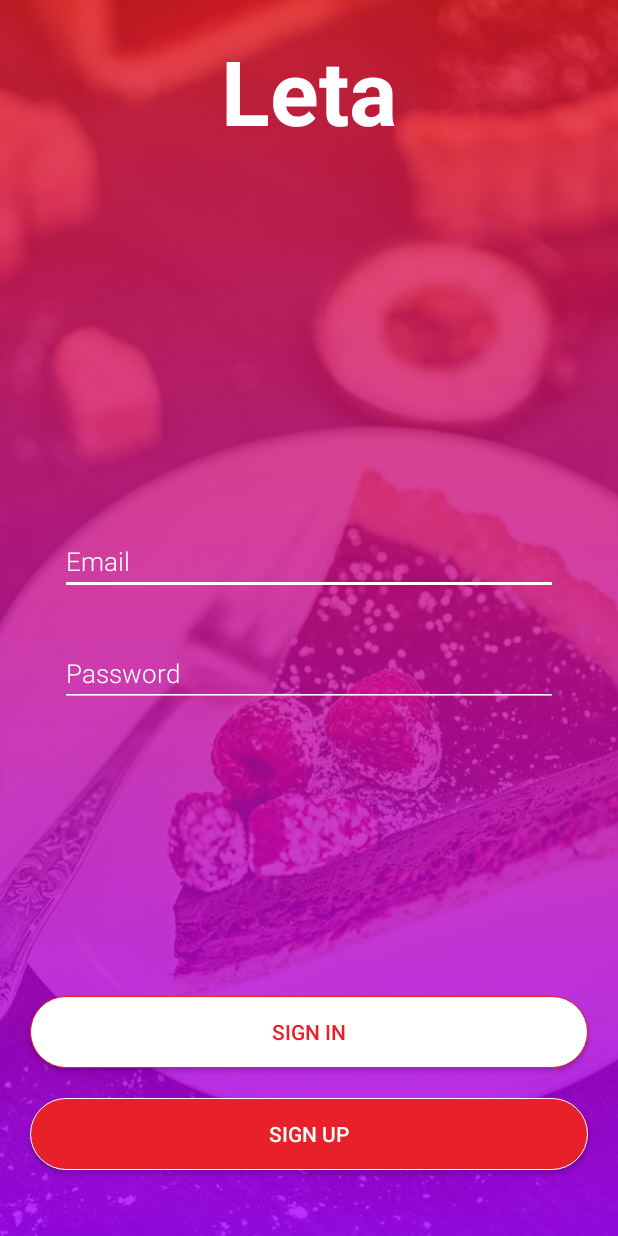
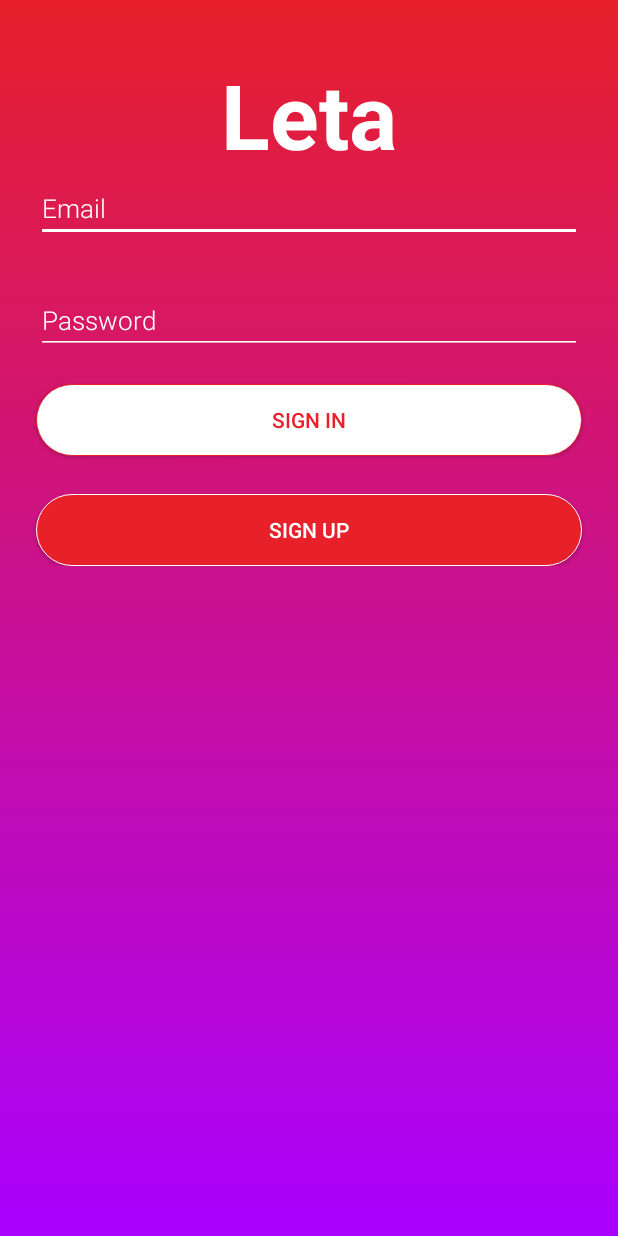
Before and after one commit to kimani-mbuguah/Leta, an Android app: the ClientLoginActivity screen opened directly, with no data from a screen before it, on a phone screen of 412 x 824 dp. Run offline under Robolectric (Android 15) with nearby library versions, the phone set to English and light mode, and no system bars; our stand-ins replace Firebase (no records; nobody signed in at launch, a user with empty details on screens opened directly).

Commit message:
implement firebase login with email and password system and toast error messages to the actual message

```diff
--- a/app/src/main/java/com/africastalking/leta/ClientSignUpActivity.java
+++ b/app/src/main/java/com/africastalking/leta/ClientSignUpActivity.java
@@ -147,14 +147,15 @@ public class ClientSignUpActivity extends AppCompatActivity {
                     public void onComplete(@NonNull Task<AuthResult> task) {
                         if (task.isSuccessful()){
                             //signed in successfully
+                            showProgress(false);
                             Toast.makeText(ClientSignUpActivity.this,"Account created successfully",Toast.LENGTH_LONG).show();
                             FirebaseUser user = mAuth.getCurrentUser();
                             Intent clientMainActivityIntent = new Intent(ClientSignUpActivity.this, ClientMainActivity.class);
                             clientMainActivityIntent.putExtra("client_id", user);
                             startActivity(clientMainActivityIntent);
+                        }else{
                             showProgress(false);
-                        }else{
-                            Toast.makeText(ClientSignUpActivity.this, "Action unsuccessful. Check your internet connection and try again", Toast.LENGTH_LONG).show();
+                            Toast.makeText(ClientSignUpActivity.this, task.getException().getMessage(), Toast.LENGTH_LONG).show();
                         }
                     }
                 });
--- a/app/src/main/res/layout/activity_client_login.xml
+++ b/app/src/main/res/layout/activity_client_login.xml
@@ -1,34 +1,49 @@
 <?xml version="1.0" encoding="utf-8"?>
-<android.support.constraint.ConstraintLayout xmlns:android="http://schemas.android.com/apk/res/android"
+<LinearLayout xmlns:android="http://schemas.android.com/apk/res/android"
     xmlns:tools="http://schemas.android.com/tools"
     android:layout_width="match_parent"
     android:layout_height="match_parent"
-    android:background="@drawable/welcomebg"
-    tools:context=".ClientLoginActivity">
+    android:gravity="center_horizontal"
+    android:orientation="vertical"
+    android:paddingLeft="@dimen/activity_horizontal_margin"
+    android:paddingTop="@dimen/activity_vertical_margin"
+    android:paddingRight="@dimen/activity_horizontal_margin"
+    android:paddingBottom="@dimen/activity_vertical_margin"
+    android:background="@drawable/gradient_bg"
+    tools:context=".ClientSignUpActivity">
 
-    <RelativeLayout
+
+
+    <!-- Login progress -->
+    <ProgressBar
+        android:id="@+id/client_login_progress_bar"
+        style="?android:attr/progressBarStyleLarge"
+        android:layout_width="wrap_content"
+        android:layout_height="wrap_content"
+        android:layout_marginBottom="8dp"
+        android:visibility="gone" />
+
+    <ScrollView
+        android:id="@+id/client_login_form"
         android:layout_width="match_parent"
-        android:layout_height="match_parent"
-        tools:layout_editor_absoluteX="0dp"
-        tools:layout_editor_absoluteY="198dp">
-
-        <View
-            android:layout_width="match_parent"
-            android:layout_height="match_parent"
-            android:layout_alignParentEnd="true"
-            android:layout_marginEnd="0dp"
-            android:alpha="0.8"
-            android:background="@drawable/gradient_bg" />
-
-        <RelativeLayout
+        android:layout_height="match_parent">
+        <LinearLayout
+            android:id="@+id/email_login_form"
             android:layout_width="match_parent"
             android:layout_height="wrap_content"
-            android:layout_centerVertical="true"
-            android:layout_marginLeft="40dp"
-            android:layout_marginRight="40dp">
-
+            android:orientation="vertical">
+            <TextView
+                android:layout_width="wrap_content"
+                android:layout_height="wrap_content"
+                android:layout_centerHorizontal="true"
+                android:layout_gravity="center"
+                android:layout_marginTop="20dp"
+                android:text="Leta"
+                android:textColor="@color/colorWhite"
+                android:textSize="60sp"
+                android:textStyle="bold" />
             <EditText
-                android:id="@+id/emailinput"
+                android:id="@+id/client_login_email"
                 android:layout_width="match_parent"
                 android:layout_height="wrap_content"
                 android:backgroundTint="@color/colorWhite"
@@ -37,14 +52,19 @@
                 android:inputType="textEmailAddress"
                 android:textColor="@color/colorWhite"
                 android:textColorHint="@color/colorWhite"
-                android:textSize="17sp" />
+                android:textSize="17sp"
+                android:layout_marginStart="8dp"
+                android:layout_marginEnd="8dp"
+                />
 
             <EditText
-                android:id="@+id/passwordinput"
+                android:id="@+id/client_login_password"
                 android:layout_width="match_parent"
                 android:layout_height="wrap_content"
-                android:layout_below="@id/emailinput"
+                android:layout_below="@id/client_login_email"
+                android:layout_marginStart="8dp"
                 android:layout_marginTop="30dp"
+                android:layout_marginEnd="8dp"
                 android:backgroundTint="@color/colorWhite"
                 android:fontFamily="sans-serif-light"
                 android:hint="Password"
@@ -52,42 +72,29 @@
                 android:textColor="@color/colorWhite"
                 android:textColorHint="@color/colorWhite"
                 android:textSize="17sp" />
-        </RelativeLayout>
+            <Button
+                android:id="@+id/btnClientSignIn"
+                android:layout_width="match_parent"
+                android:layout_height="wrap_content"
+                android:layout_marginStart="8dp"
+                android:layout_marginEnd="8dp"
+                android:layout_marginTop="20dp"
+                android:layout_marginBottom="20dp"
+                android:background="@drawable/button_white"
+                android:text="Sign In"
+                android:textColor="@color/colorPrimary" />
 
-        <TextView
-            android:layout_width="wrap_content"
-            android:layout_height="wrap_content"
-            android:layout_centerHorizontal="true"
-            android:layout_gravity="center"
-            android:layout_marginTop="20dp"
-            android:text="Leta"
-            android:textColor="@color/colorWhite"
-            android:textSize="60sp"
-            android:textStyle="bold" />
-
-        <Button
-            android:id="@+id/btnClientSignIn"
-            android:layout_width="match_parent"
-            android:layout_height="wrap_content"
-            android:layout_alignParentBottom="true"
-            android:layout_marginLeft="20dp"
-            android:layout_marginRight="20dp"
-            android:layout_marginBottom="112dp"
-            android:background="@drawable/button_white"
-            android:text="Sign In"
-            android:textColor="@color/colorPrimary" />
-
-        <Button
-            android:id="@+id/btnClientSignUP"
-            android:layout_width="match_parent"
-            android:layout_height="wrap_content"
-            android:layout_alignParentBottom="true"
-            android:layout_marginLeft="20dp"
-            android:layout_marginRight="20dp"
-            android:layout_marginBottom="44dp"
-            android:background="@drawable/button_red"
-            android:text="Sign Up"
-            android:textColor="@color/colorWhite" />
-    </RelativeLayout>
-
-</android.support.constraint.ConstraintLayout>
+            <Button
+                android:id="@+id/btnClientSignUP"
+                android:layout_width="match_parent"
+                android:layout_height="wrap_content"
+                android:layout_alignParentBottom="true"
+                android:layout_marginStart="8dp"
+                android:layout_marginEnd="8dp"
+                android:layout_marginTop="5dp"
+                android:background="@drawable/button_red"
+                android:text="Sign Up"
+                android:textColor="@color/colorWhite" />
+        </LinearLayout>
+    </ScrollView>
+</LinearLayout>
--- a/app/src/main/res/layout/activity_vendor_login.xml
+++ b/app/src/main/res/layout/activity_vendor_login.xml
@@ -24,7 +24,7 @@
             android:layout_marginRight="40dp">
 
             <EditText
-                android:id="@+id/emailinput"
+                android:id="@+id/client_login_email"
                 android:layout_width="match_parent"
                 android:layout_height="wrap_content"
                 android:backgroundTint="@color/colorWhite"
@@ -39,7 +39,7 @@
                 android:id="@+id/passwordinput"
                 android:layout_width="match_parent"
                 android:layout_height="wrap_content"
-                android:layout_below="@id/emailinput"
+                android:layout_below="@id/client_login_email"
                 android:layout_marginTop="30dp"
                 android:backgroundTint="@color/colorWhite"
                 android:fontFamily="sans-serif-light"
```
Also changed, not shown: app/src/main/java/com/africastalking/leta/ClientLoginActivity.java (+120 -2 lines).
